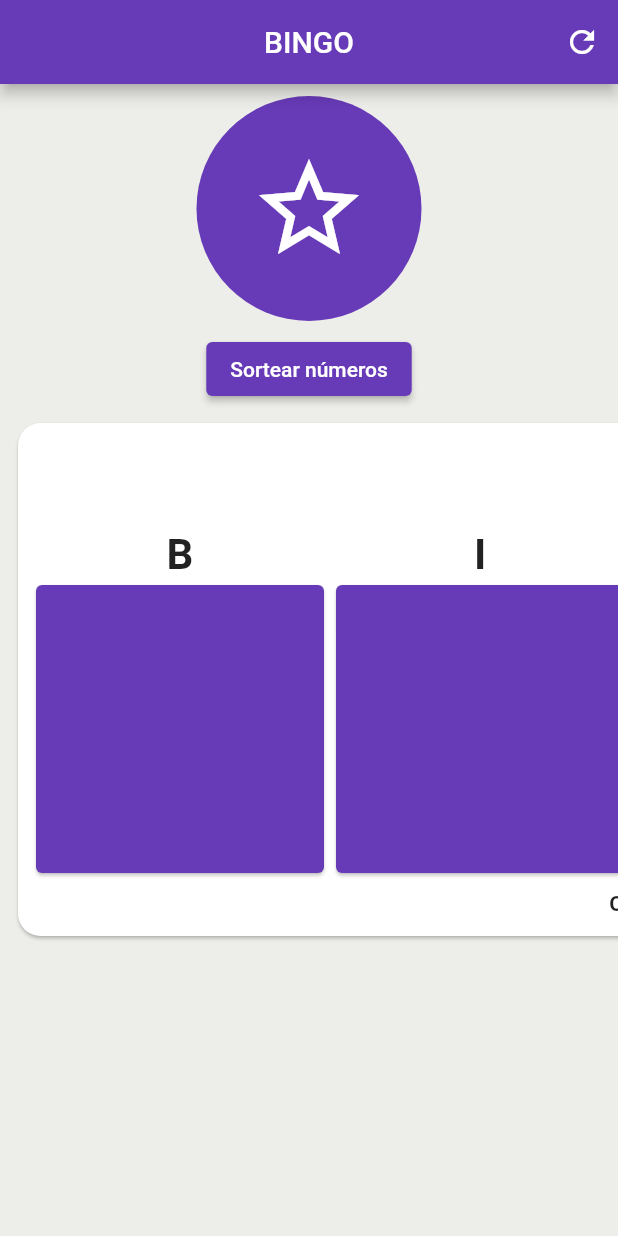
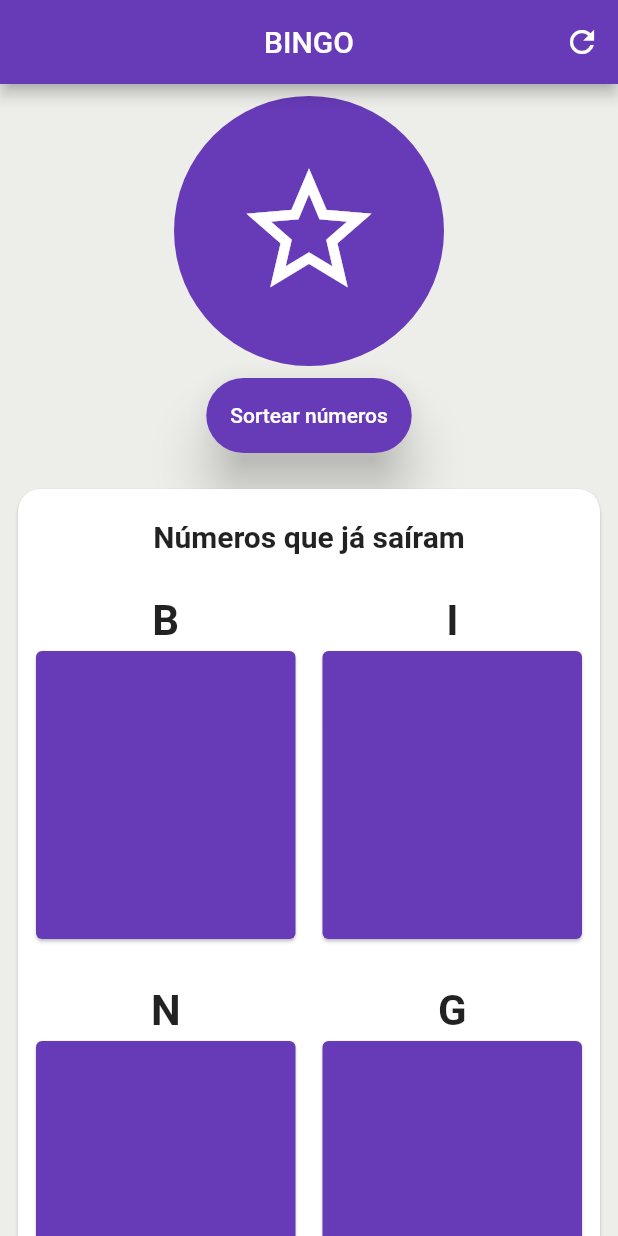
Before and after one commit to ManoelEduardo/bingo-flutter-web, a Flutter app: the screen it shows after launch, on a phone screen of 412 x 824 dp. Run offline on Flutter 3.47's test engine with Material 2 defaults, Android fonts, the phone set to English and light mode, and no system bars.

Commit message:
Adding responsive layout

```diff
--- a/lib/src/components/ball_draw.dart
+++ b/lib/src/components/ball_draw.dart
@@ -37,8 +37,8 @@ class _BallDrawnState extends State<BallDrawn>
         child: Padding(
           padding: const EdgeInsets.all(8.0),
           child: Container(
-            width: 150,
-            height: 150,
+            width: 180,
+            height: 180,
             decoration: const BoxDecoration(
               color: Colors.deepPurple, // border color
               shape: BoxShape.circle,
@@ -50,7 +50,7 @@ class _BallDrawnState extends State<BallDrawn>
                     ? const Center(
                         child: Icon(
                         Icons.star_border_outlined,
-                        size: 80,
+                        size: 100,
                         color: Colors.white,
                       ))
                     : Column(
--- a/lib/src/pages/home.dart
+++ b/lib/src/pages/home.dart
@@ -23,6 +23,7 @@ class _HomePageState extends State<HomePage> {
 
   @override
   Widget build(BuildContext context) {
+    final size = MediaQuery.of(context).size;
     return Scaffold(
       backgroundColor: const Color(0xFFedede9),
       appBar: AppBar(
@@ -37,8 +38,9 @@ class _HomePageState extends State<HomePage> {
               onPressed: _homeController.clearingGameData)
         ],
       ),
-      body: Center(
+      body: SingleChildScrollView(
         child: Column(
+          mainAxisAlignment: MainAxisAlignment.center,
           children: [
             ValueListenableBuilder<int>(
               valueListenable: _homeController.lastNumberDrawn,
@@ -53,18 +55,26 @@ class _HomePageState extends State<HomePage> {
             ValueListenableBuilder<bool>(
               valueListenable: _homeController.isEnabledButton,
               builder: (context, value, _) {
-                return ElevatedButton(
+                return SizedBox(
+                  height: 50,
+                  child: ElevatedButton(
                     onPressed: value ? () {} : shuffler,
+                    style: ElevatedButton.styleFrom(
+                      shape: RoundedRectangleBorder(
+                        borderRadius: BorderRadius.circular(25),
+                      ),
+                      elevation: 15.0,
+                    ),
                     child: const Text("Sortear números"),
+                  ),
                 );
               },
             ),
-            SingleChildScrollView(
-              scrollDirection: Axis.horizontal,
-              child: Padding(
-                padding: const EdgeInsets.all(8.0),
+            Padding(
+              padding: const EdgeInsets.fromLTRB(8, 20, 8, 0),
               child: SizedBox(
-                  height: 350,
+                //width: size.width > 1340 ? size.width * 68 / 100 : size.width,
+                width: size.width > 1340 ? size.width * 80 / 100 : size.width,
                 child: Card(
                   shape: RoundedRectangleBorder(
                     borderRadius: BorderRadius.circular(15.0),
@@ -83,7 +93,16 @@ class _HomePageState extends State<HomePage> {
                       ),
                       Padding(
                         padding: const EdgeInsets.all(8.0),
-                          child: Row(
+                        child: GridView(
+                          shrinkWrap: true,
+                          physics: const NeverScrollableScrollPhysics(),
+                          gridDelegate:
+                              SliverGridDelegateWithMaxCrossAxisExtent(
+                            maxCrossAxisExtent: size.width > 1580 ? 300 : 250,
+                            mainAxisSpacing: 10.0,
+                            crossAxisSpacing: 10.0,
+                            mainAxisExtent: 250.0,
+                          ),
                           children: [
                             ValueListenableBuilder<List<int>>(
                               valueListenable: _homeController.letterBNumbers,
@@ -126,9 +145,9 @@ class _HomePageState extends State<HomePage> {
                       const Text(
                         'Os números do BINGO são de 1 a 75',
                         style: TextStyle(fontWeight: FontWeight.bold),
-                        )
+                      ),
+                      const SizedBox(height: 15.0)
                     ],
-                    ),
                   ),
                 ),
               ),
```
Lines whose indentation alone changed are shown as unchanged.
